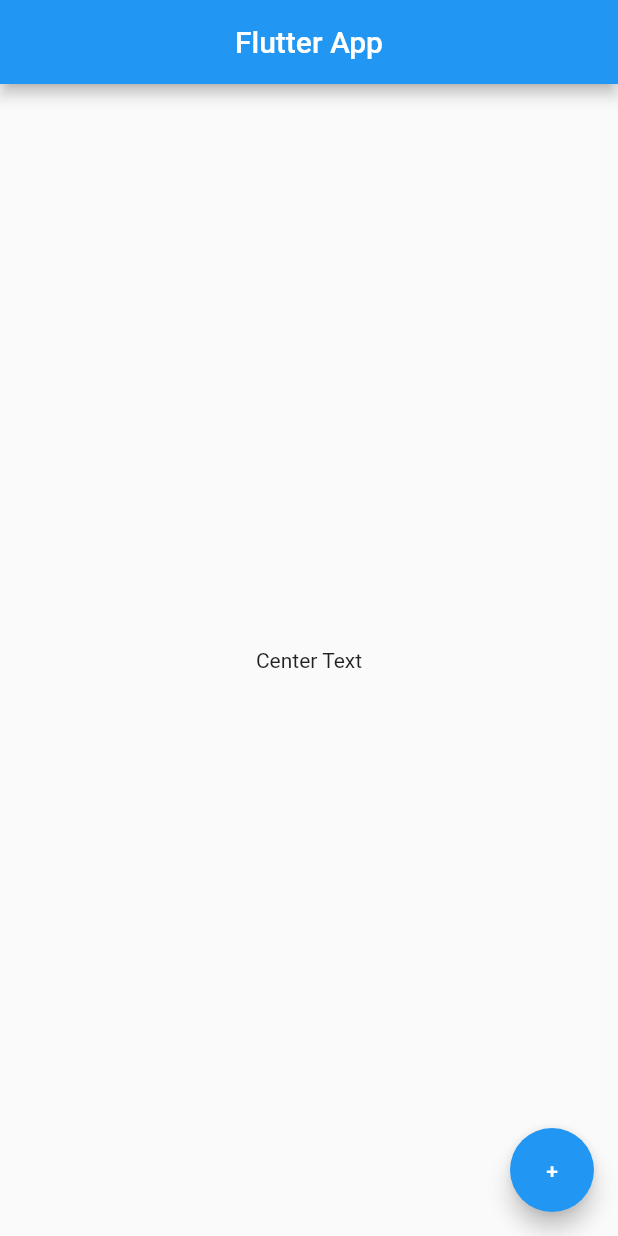
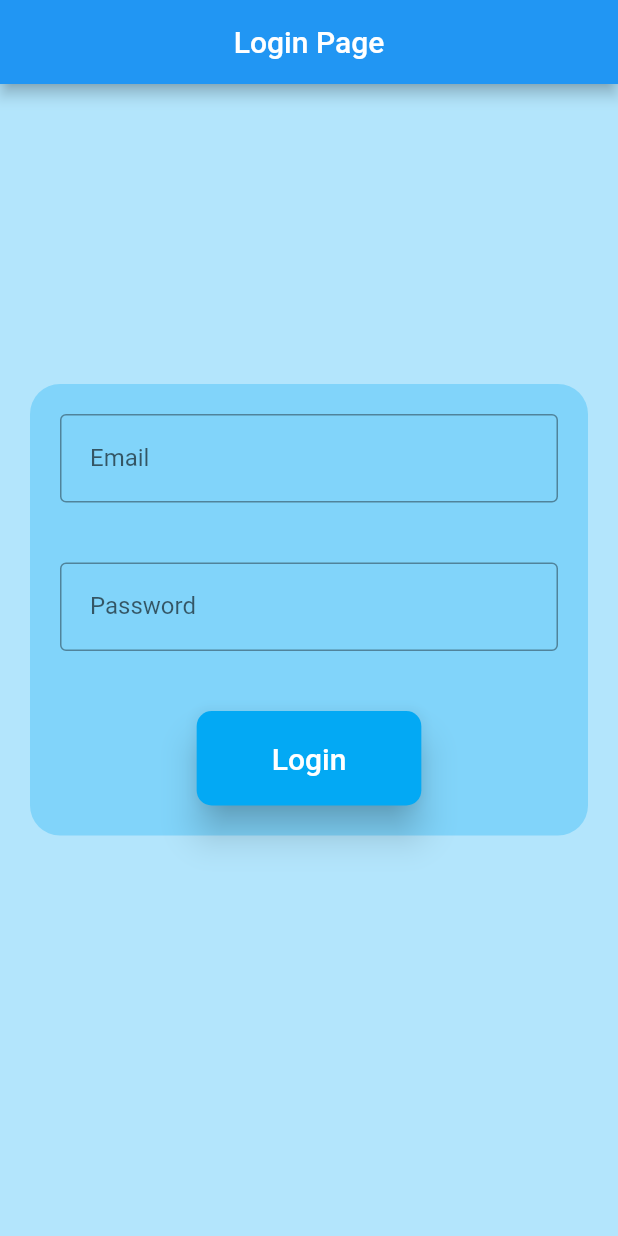
Before and after one commit to xsuvw/FlutterApp, a Flutter app: the screen it shows after launch, on a phone screen of 412 x 824 dp. Run offline on Flutter 3.47's test engine with Material 2 defaults, Android fonts, the phone set to English and light mode, and no system bars; our stand-ins replace fluttertoast.

Commit message:
not so good looking login page

```diff
--- a/lib/main.dart
+++ b/lib/main.dart
@@ -1,21 +1,100 @@
+import 'dart:ui';
+import 'package:flutter/cupertino.dart';
+import 'package:fluttertoast/fluttertoast.dart';
 import 'package:flutter/material.dart';
 
-void main(){
-  runApp(
-    MaterialApp(
-      debugShowCheckedModeBanner: false,
-      home: Scaffold(
+void main() {
+  runApp(MaterialApp(
+    debugShowCheckedModeBanner: false,
+    home: Home(),
+  ));
+}
+
+class Home extends StatelessWidget {
+  @override
+  Widget build(BuildContext context) {
+    return Scaffold(
         appBar: AppBar(
-          title: Text("Flutter App"),
+          title: Text("Login Page"),
           centerTitle: true,
         ),
-        body: Center(
-          child: Text("Center Text"),
-        ),
-        floatingActionButton: FloatingActionButton(
-          child: Text("+"),
-        ),
-      ),
-    )
-  );
+        backgroundColor: Colors.lightBlue[100],
+        body: SingleChildScrollView(
+          child: Container(
+              padding: EdgeInsets.all(20.0),
+              margin: EdgeInsets.fromLTRB(20, 200, 20, 0),
+              decoration: BoxDecoration(
+                  borderRadius: BorderRadius.circular(20),
+                  boxShadow: [new BoxShadow(color: Colors.lightBlue[200])]),
+              child: Column(
+                children: <Widget>[
+                  TextField(
+                      obscureText: false,
+                      decoration: InputDecoration(
+                          border: OutlineInputBorder(),
+                          labelText: 'Email',
+                          contentPadding: EdgeInsets.all(20.0))),
+                  SizedBox(
+                    height: 40,
+                  ),
+                  TextField(
+                      obscureText: true,
+                      decoration: InputDecoration(
+                          border: OutlineInputBorder(),
+                          labelText: 'Password',
+                          contentPadding: EdgeInsets.all(20.0))),
+                  SizedBox(
+                    height: 40,
+                  ),
+                  Container(
+                    child: RaisedButton(
+                      onPressed: () {
+                        showToast();
+                      },
+                      shape: RoundedRectangleBorder(
+                        borderRadius: BorderRadius.circular(10),
+                      ),
+                      padding: EdgeInsets.fromLTRB(50, 20, 50, 20),
+                      color: Colors.lightBlue[500],
+                      child: Text(
+                        "Login",
+                        style: TextStyle(
+                          color: Colors.white,
+                          fontSize: 20
+                      ),
+                      ),
+                      elevation: 10,
+                    ),
+                  )
+                ],
+              )),
+
+          // Image(
+          //   image: NetworkImage('https://picsum.photos/250?image=9'),
+          // ),
+          // Image(
+          //   image: AssetImage('images/study.jpg'),
+          // ),
+          // Icon(
+          //   Icons.email,
+          //   color: Colors.red,
+          //   size: 50,
+          // ),
+          // IconButton(
+          //   icon: Icon(Icons.email),
+          //   iconSize: 50,
+          //   onPressed: () { },
+          // )
+        ));
+  }
+
+  void showToast() {
+    Fluttertoast.showToast(
+        msg: "Hey, I'm a toast",
+        toastLength: Toast.LENGTH_LONG,
+        gravity: ToastGravity.BOTTOM,
+        timeInSecForIosWeb: 1,
+        backgroundColor: Colors.blue[600],
+        textColor: Colors.white);
+  }
 }
```
Also changed, not shown: lib/main2.dart (added, +88 -0 lines), pubspec.yaml (+21 -23 lines), flutter_01.png (added), fonts/ComicNeue-Bold.ttf (added), fonts/ComicNeue-BoldItalic.ttf (added), fonts/ComicNeue-Italic.ttf (added), fonts/ComicNeue-Light.ttf (added), fonts/ComicNeue-LightItalic.ttf (added), fonts/ComicNeue-Regular.ttf (added), images/study.jpg (added), lib/main3.dart (added), pubspec.lock.
